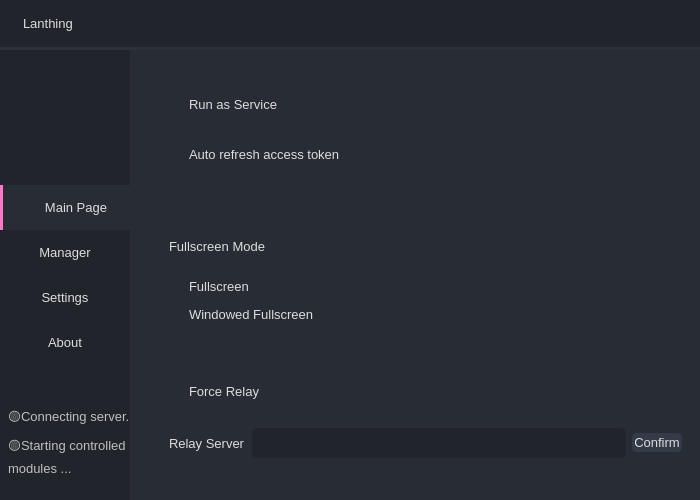
The window that app/src/views/mainwindow/mainwindow.ui (pjlt/lanthing-pc) describes before a commit, drawn with Qt 5.
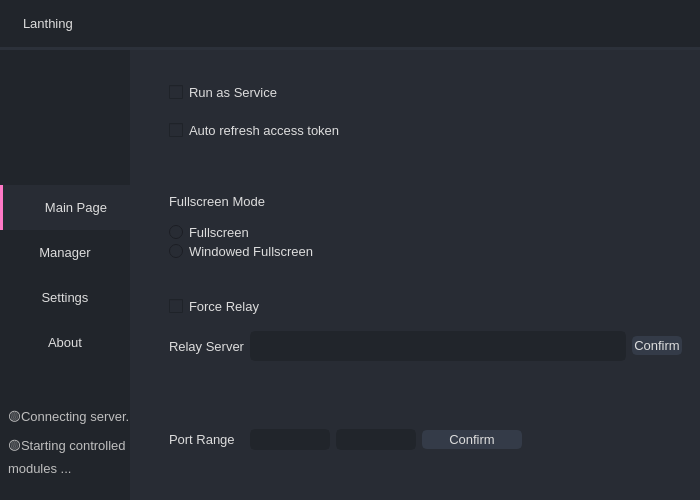
The same window after the commit. The open tabs and pages were chosen to show the change. Icons and pictures are not drawn.

Commit message:
Set port range (#136)
* Support set port range

* Update rtc version

The edit to the form file:
```diff
--- a/app/src/views/mainwindow/mainwindow.ui
+++ b/app/src/views/mainwindow/mainwindow.ui
@@ -682,7 +682,9 @@
              <item>
               <widget class="QStackedWidget" name="stackedWidget">
                <property name="styleSheet">
-                <string notr="true">background: transparent; border:none;</string>
+                <string notr="true">#stackedWidget { background: transparent; border:none; }
+
+</string>
                </property>
                <property name="currentIndex">
                 <number>0</number>
@@ -1547,6 +1549,37 @@
                 </layout>
                </widget>
                <widget class="QWidget" name="pageSettings">
+                <property name="styleSheet">
+                 <string notr="true">#pageSettings .QLineEdit {
+	background-color: rgb(33, 37, 43);
+	border-radius: 5px;
+	border: 2px solid rgb(33, 37, 43);
+	padding-left: 10px;
+	selection-color: rgb(255, 255, 255);
+	selection-background-color: rgb(255, 121, 198);
+}
+#pageSettings .QLineEdit:hover {
+	border: 2px solid rgb(64, 71, 88);
+}
+#pageSettings .QLineEdit:focus {
+	border: 2px solid rgb(91, 101, 124);
+}
+
+
+#pageSettings .QPushButton {
+	border: 2px solid rgb(52, 59, 72);
+	border-radius: 5px;	
+	background-color: rgb(52, 59, 72);
+}
+#pageSettings .QPushButton:hover {
+	background-color: rgb(57, 65, 80);
+	border: 2px solid rgb(61, 70, 86);
+}
+#pageSettings .QPushButton:pressed {	
+	background-color: rgb(35, 40, 49);
+	border: 2px solid rgb(43, 50, 61);
+}</string>
+                </property>
                 <layout class="QVBoxLayout" name="verticalLayout_10">
                  <property name="leftMargin">
                   <number>30</number>
@@ -1642,6 +1675,12 @@
                      <layout class="QHBoxLayout" name="horizontalLayout_6">
                       <item>
                        <widget class="QLabel" name="labelRelay">
+                        <property name="maximumSize">
+                         <size>
+                          <width>75</width>
+                          <height>16777215</height>
+                         </size>
+                        </property>
                         <property name="text">
                          <string>Relay Server</string>
                         </property>
@@ -1656,42 +1695,14 @@
                          </size>
                         </property>
                         <property name="styleSheet">
-                         <string notr="true">
-#leditRelay {
-	background-color: rgb(33, 37, 43);
-	border-radius: 5px;
-	border: 2px solid rgb(33, 37, 43);
-	padding-left: 10px;
-	selection-color: rgb(255, 255, 255);
-	selection-background-color: rgb(255, 121, 198);
-}
-#leditRelay:hover {
-	border: 2px solid rgb(64, 71, 88);
-}
-#leditRelay:focus {
-	border: 2px solid rgb(91, 101, 124);
-}
-</string>
+                         <string notr="true"/>
                         </property>
                        </widget>
                       </item>
                       <item>
                        <widget class="QPushButton" name="btnRelay">
                         <property name="styleSheet">
-                         <string notr="true">
-#btnRelay {
-	border: 2px solid rgb(52, 59, 72);
-	border-radius: 5px;	
-	background-color: rgb(52, 59, 72);
-}
-#btnRelay:hover {
-	background-color: rgb(57, 65, 80);
-	border: 2px solid rgb(61, 70, 86);
-}
-#btnRelay:pressed {	
-	background-color: rgb(35, 40, 49);
-	border: 2px solid rgb(43, 50, 61);
-}</string>
+                         <string notr="true"/>
                         </property>
                         <property name="text">
                          <string>Confirm</string>
@@ -1703,6 +1714,74 @@
                    </layout>
                   </widget>
                  </item>
+                 <item>
+                  <widget class="QFrame" name="frame_3">
+                   <property name="frameShape">
+                    <enum>QFrame::StyledPanel</enum>
+                   </property>
+                   <property name="frameShadow">
+                    <enum>QFrame::Raised</enum>
+                   </property>
+                   <layout class="QHBoxLayout" name="horizontalLayout_10">
+                    <item>
+                     <widget class="QLabel" name="labelPortRange">
+                      <property name="maximumSize">
+                       <size>
+                        <width>75</width>
+                        <height>16777215</height>
+                       </size>
+                      </property>
+                      <property name="text">
+                       <string>Port Range</string>
+                      </property>
+                     </widget>
+                    </item>
+                    <item>
+                     <widget class="QLineEdit" name="leditMinPort">
+                      <property name="maximumSize">
+                       <size>
+                        <width>80</width>
+                        <height>16777215</height>
+                       </size>
+                      </property>
+                     </widget>
+                    </item>
+                    <item>
+                     <widget class="QLineEdit" name="leditMaxPort">
+                      <property name="maximumSize">
+                       <size>
+                        <width>80</width>
+                        <height>16777215</height>
+                       </size>
+                      </property>
+                     </widget>
+                    </item>
+                    <item>
+                     <widget class="QPushButton" name="btnPortRange">
+                      <property name="text">
+                       <string>Confirm</string>
+                      </property>
+                     </widget>
+                    </item>
+                    <item>
+                     <spacer name="horizontalSpacer_4">
+                      <property name="orientation">
+                       <enum>Qt::Horizontal</enum>
+                      </property>
+                      <property name="sizeType">
+                       <enum>QSizePolicy::Fixed</enum>
+                      </property>
+                      <property name="sizeHint" stdset="0">
+                       <size>
+                        <width>160</width>
+                        <height>20</height>
+                       </size>
+                      </property>
+                     </spacer>
+                    </item>
+                   </layout>
+                  </widget>
+                 </item>
                 </layout>
                </widget>
                <widget class="QWidget" name="pageAbout">
```
The commit also changes 11 other files.
